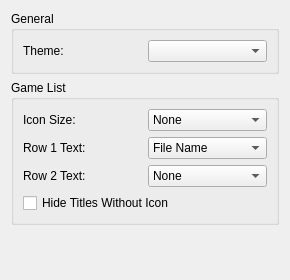
Old version of the form src/citra/configuration/configure_ui.ui in the repository GreenAmaranthine/citra.
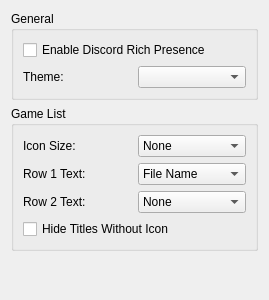
New version of the form.

Commit message: add discord rich presence setting; misc changes

```diff
--- a/src/citra/configuration/configure_ui.ui
+++ b/src/citra/configuration/configure_ui.ui
@@ -6,8 +6,8 @@
    <rect>
     <x>0</x>
     <y>0</y>
-    <width>290</width>
-    <height>280</height>
+    <width>269</width>
+    <height>300</height>
    </rect>
   </property>
   <property name="windowTitle">
@@ -22,6 +22,13 @@
      <layout class="QHBoxLayout" name="horizontalLayout">
       <item>
        <layout class="QVBoxLayout" name="verticalLayout_2">
+        <item>
+         <widget class="QCheckBox" name="enable_discord_rpc">
+          <property name="text">
+           <string>Enable Discord Rich Presence</string>
+          </property>
+         </widget>
+        </item>
         <item>
          <layout class="QHBoxLayout" name="horizontalLayout_3">
           <item>
```
The commit also changes 7 other files.
